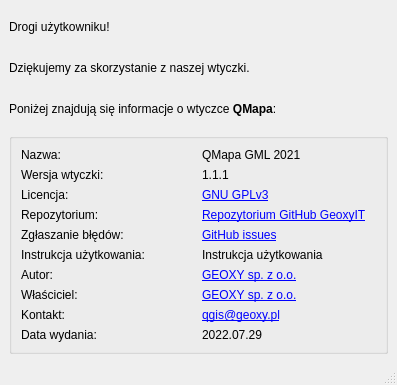
Before: the Qt Designer form ui/help.ui in geoxyIT/QMapa, drawn with Qt 5.
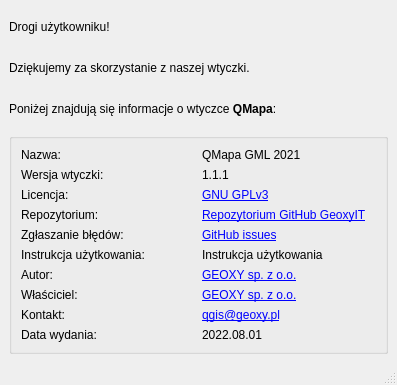
After: the same form once the commit is applied. Icons and pictures are not drawn.

Commit message: data wydania w ui

What changed in the file:
```diff
--- a/ui/help.ui
+++ b/ui/help.ui
@@ -203,7 +203,7 @@
        <item row="9" column="1">
         <widget class="QLabel" name="label_23">
          <property name="text">
-          <string>2022.07.29</string>
+          <string>2022.08.01</string>
          </property>
         </widget>
        </item>
```
